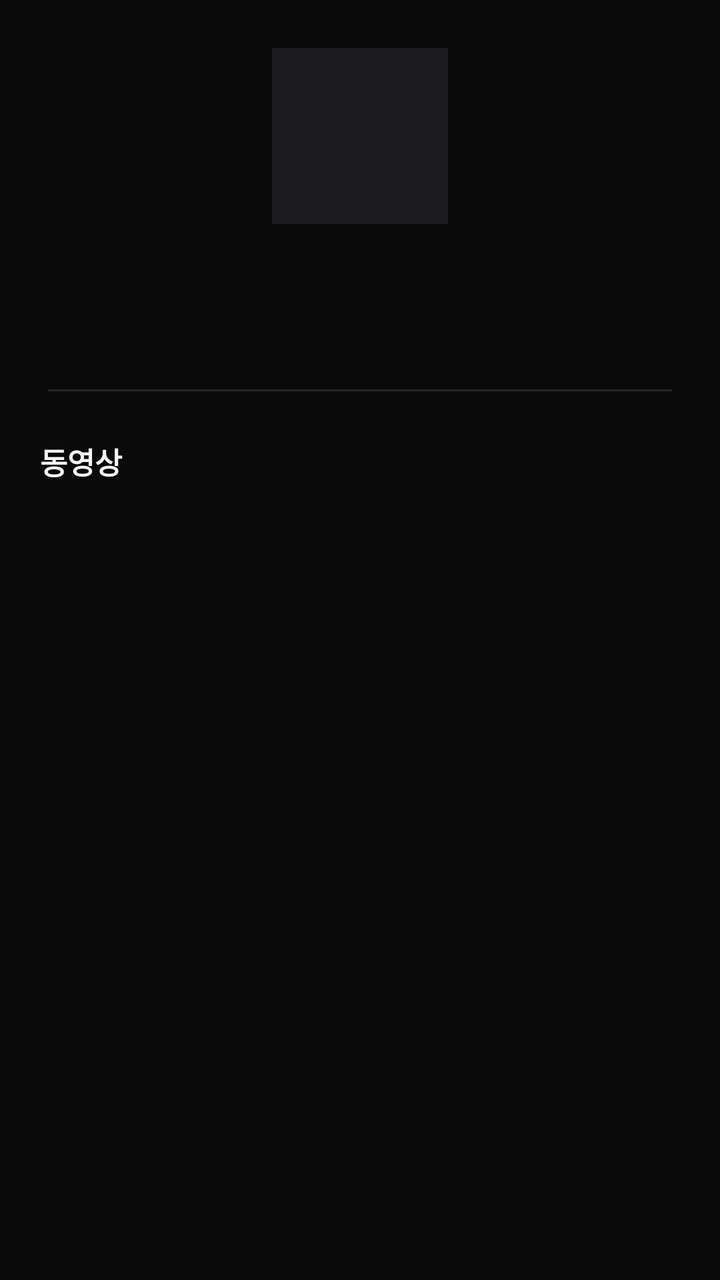
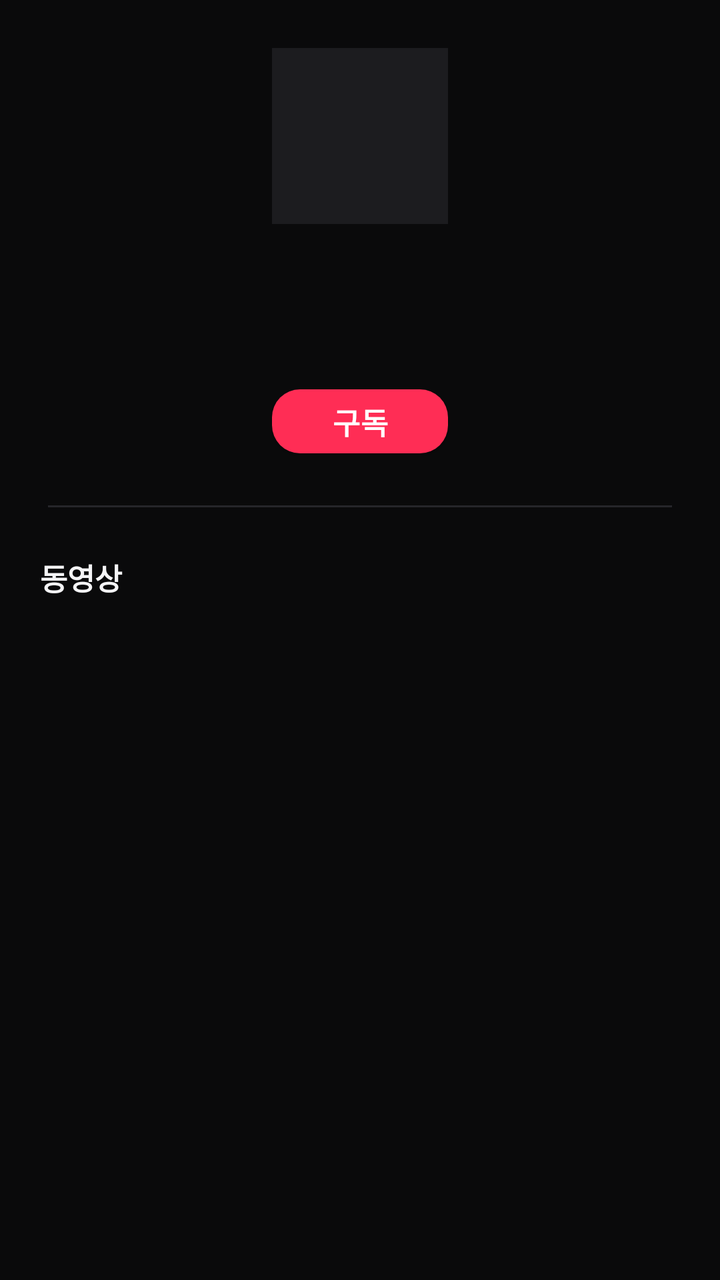

Two renders of the same Android screen: before a commit and after it. Below are the layout's source before the change and the commit's diff.
<!-- AndroidManifest.xml: application theme Theme.MyPlayer -->
<!-- res/layout/activity_channel.xml -->
<?xml version="1.0" encoding="utf-8"?>
<LinearLayout xmlns:android="http://schemas.android.com/apk/res/android"
    android:layout_width="match_parent"
    android:layout_height="match_parent"
    android:orientation="vertical"
    android:background="@color/bg_dark">

    
    <LinearLayout
        android:id="@+id/headerBox"
        android:layout_width="match_parent"
        android:layout_height="wrap_content"
        android:orientation="vertical"
        android:gravity="center"
        android:padding="24dp">

        <ImageView
            android:id="@+id/ivAvatar"
            android:layout_width="88dp"
            android:layout_height="88dp"
            android:scaleType="centerCrop"
            android:background="@color/bg_elevated" />

        <TextView
            android:id="@+id/tvChannelName"
            android:layout_width="wrap_content"
            android:layout_height="wrap_content"
            android:layout_marginTop="14dp"
            android:textSize="20sp"
            android:textStyle="bold"
            android:textColor="@color/text_primary"
            android:gravity="center" />

        <TextView
            android:id="@+id/tvSubscribers"
            android:layout_width="wrap_content"
            android:layout_height="wrap_content"
            android:layout_marginTop="4dp"
            android:textSize="13sp"
            android:textColor="@color/text_secondary" />

        <View
            android:layout_width="match_parent"
            android:layout_height="1dp"
            android:layout_marginTop="20dp"
            android:background="@color/divider" />
    </LinearLayout>

    <TextView
        android:id="@+id/tvSectionTitle"
        android:layout_width="match_parent"
        android:layout_height="wrap_content"
        android:paddingStart="20dp"
        android:paddingEnd="20dp"
        android:paddingBottom="8dp"
        android:text="동영상"
        android:textSize="15sp"
        android:textStyle="bold"
        android:textColor="@color/text_primary" />

    <TextView
        android:id="@+id/tvStatus"
        android:layout_width="match_parent"
        android:layout_height="wrap_content"
        android:paddingStart="20dp"
        android:paddingEnd="20dp"
        android:paddingBottom="8dp"
        android:textSize="12sp"
        android:textColor="@color/text_tertiary"
        android:visibility="gone" />

    <ProgressBar
        android:id="@+id/progress"
        android:layout_width="wrap_content"
        android:layout_height="wrap_content"
        android:layout_gravity="center"
        android:layout_marginTop="12dp"
        android:indeterminateTint="@color/spinner"
        android:visibility="gone" />

    <androidx.recyclerview.widget.RecyclerView
        android:id="@+id/recycler"
        android:layout_width="match_parent"
        android:layout_height="0dp"
        android:layout_weight="1"
        android:paddingStart="14dp"
        android:layout_marginTop="4dp"
        android:paddingEnd="14dp"
        android:paddingBottom="16dp"
        android:clipToPadding="false" />
</LinearLayout>
<!-- resources referenced by this layout -->
<resources>
  <color name="bg_dark">#0A0A0B</color>
  <color name="bg_elevated">#1C1C1F</color>
  <color name="divider">#26262A</color>
  <color name="spinner">#E5E5E7</color>
  <color name="text_primary">#F5F5F7</color>
  <color name="text_secondary">#8E8E93</color>
  <color name="text_tertiary">#5A5A5F</color>
  <style name="Theme.MyPlayer" parent="Theme.MaterialComponents.NoActionBar">
          <item name="colorPrimary">@color/accent</item>
          <item name="colorPrimaryVariant">@color/accent_dark</item>
          <item name="colorOnPrimary">@color/white</item>
          <item name="colorSecondary">@color/accent</item>
          <item name="colorOnSecondary">@color/white</item>
          <item name="colorAccent">@color/spinner</item>
          <item name="android:colorBackground">@color/bg_dark</item>
          <item name="colorSurface">@color/bg_surface</item>
          <item name="colorOnSurface">@color/text_primary</item>
          <item name="android:statusBarColor">@color/bg_dark</item>
          <item name="android:navigationBarColor">@color/bg_dark</item>
          <item name="android:windowLightStatusBar">false</item>
          <item name="android:textColorPrimary">@color/text_primary</item>
          <item name="android:textColorSecondary">@color/text_secondary</item>
      </style>
  <color name="accent">#FF2D55</color>
  <color name="accent_dark">#E01E45</color>
  <color name="white">#FFFFFF</color>
  <color name="bg_surface">#141416</color>
</resources>

<!-- the commit's change to res/layout/activity_channel.xml (unified diff, before → after) -->
@@ -38,6 +38,16 @@
             android:layout_marginTop="4dp"
             android:textSize="13sp"
             android:textColor="@color/text_secondary" />
+
+        <com.google.android.material.button.MaterialButton
+            android:id="@+id/btnSubscribe"
+            style="@style/PrimaryButton"
+            android:layout_width="wrap_content"
+            android:layout_height="44dp"
+            android:layout_marginTop="14dp"
+            android:paddingStart="28dp"
+            android:paddingEnd="28dp"
+            android:text="구독" />
 
         <View
             android:layout_width="match_parent"
<!-- resource entries referenced after the edit -->
@@ -7,6 +7,16 @@
   <color name="text_primary">#F5F5F7</color>
   <color name="text_secondary">#8E8E93</color>
   <color name="text_tertiary">#5A5A5F</color>
+  <style name="PrimaryButton" parent="Widget.MaterialComponents.Button">
+          <item name="android:textSize">15sp</item>
+          <item name="android:textStyle">bold</item>
+          <item name="android:letterSpacing">0.03</item>
+          <item name="android:textColor">@color/white</item>
+          <item name="backgroundTint">@color/accent</item>
+          <item name="cornerRadius">14dp</item>
+          <item name="android:minHeight">56dp</item>
+          <item name="elevation">0dp</item>
+      </style>
   <style name="Theme.MyPlayer" parent="Theme.MaterialComponents.NoActionBar">
           <item name="colorPrimary">@color/accent</item>
           <item name="colorPrimaryVariant">@color/accent_dark</item>
@@ -23,9 +33,9 @@
           <item name="android:textColorPrimary">@color/text_primary</item>
           <item name="android:textColorSecondary">@color/text_secondary</item>
       </style>
+  <color name="white">#FFFFFF</color>
   <color name="accent">#FF2D55</color>
   <color name="accent_dark">#E01E45</color>
-  <color name="white">#FFFFFF</color>
   <color name="bg_surface">#141416</color>
 </resources>
 
